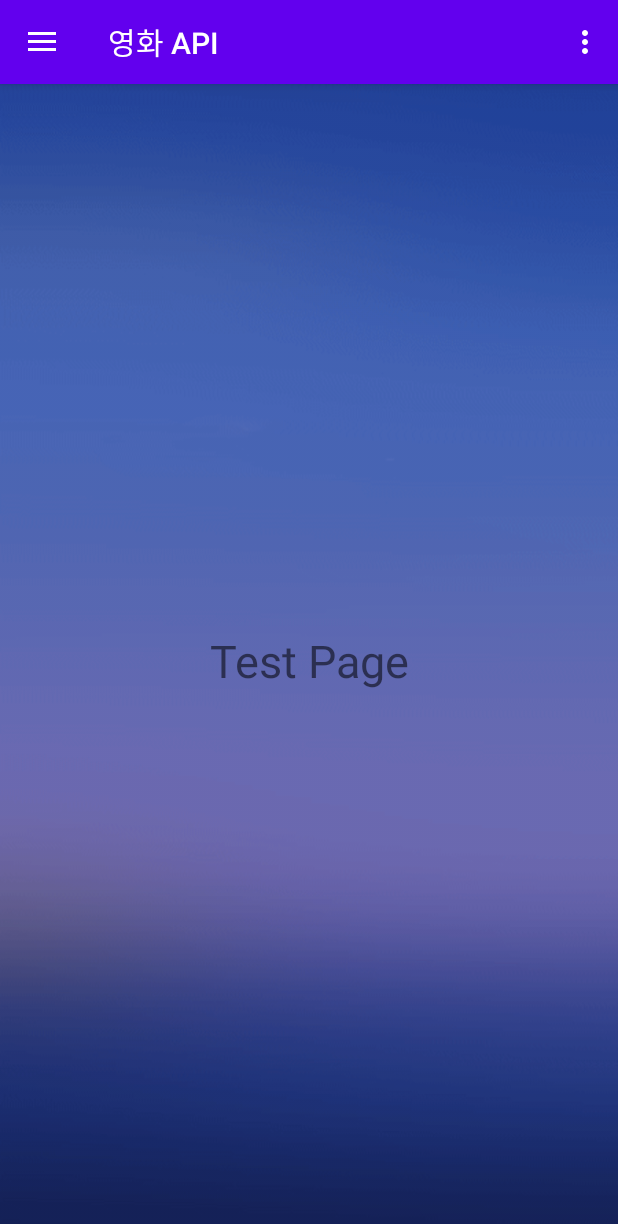
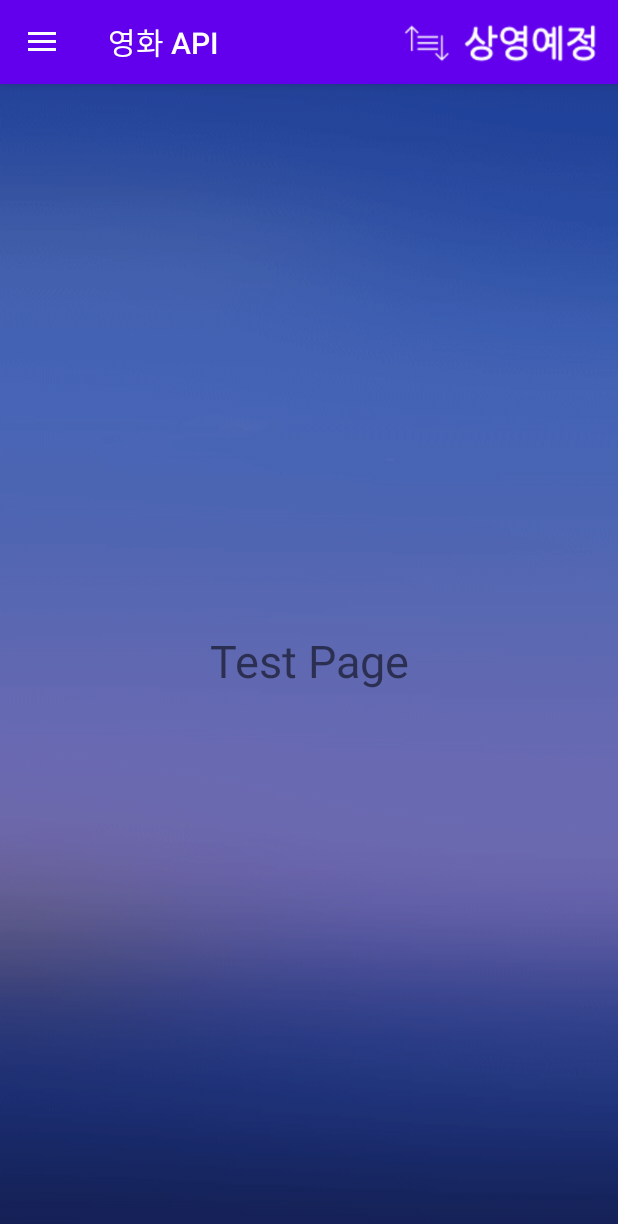
Before and after one commit to kim-hakjun/BstCourse_Android, an Android app: the fragment MovieDetailFragment placed in its activity, in the side drawer, after a tap on "영화 API", on a phone screen of 412 x 824 dp. Shown: the top 1224 px of the screen. Run offline under Robolectric (Android 15) with nearby library versions, the phone set to English and light mode, and no system bars; our stand-ins replace Volley; network calls fail; pictures from the network do not load; 19 statements that could not run were skipped.

Commit message:
Add part.H(Splash/Animation/Sort)

```diff
--- a/app/src/main/java/com/example/simpleapp/activity/MainActivity.java
+++ b/app/src/main/java/com/example/simpleapp/activity/MainActivity.java
@@ -11,13 +11,19 @@ import androidx.fragment.app.FragmentManager;
 import androidx.fragment.app.FragmentTransaction;
 import androidx.viewpager.widget.ViewPager;
 
+import android.app.usage.NetworkStats;
 import android.os.Bundle;
+import android.util.Log;
 import android.view.Menu;
 import android.view.MenuItem;
+import android.view.View;
+import android.view.animation.Animation;
+import android.view.animation.AnimationUtils;
 import android.widget.FrameLayout;
+import android.widget.ImageView;
+import android.widget.LinearLayout;
 import android.widget.Toast;
 
-import com.android.volley.Request;
 import com.android.volley.Request;
 import com.android.volley.Response;
 import com.android.volley.VolleyError;
@@ -28,8 +34,6 @@ import com.example.simpleapp.db.DBHelper;
 import com.example.simpleapp.fragment.HomeFragment;
 import com.example.simpleapp.fragment.MovieDetailFragment;
 import com.example.simpleapp.fragment.MovieListFragment;
-import com.example.simpleapp.fragment.MoviePreviewFragment;
-import com.example.simpleapp.adapter.MovieViewPagerAdapter;
 import com.example.simpleapp.R;
 import com.example.simpleapp.fragment.TempFragment;
 import com.example.simpleapp.model.MovieDetailsList;
@@ -40,9 +44,7 @@ import com.example.simpleapp.util.RequestHelper;
 import com.google.android.material.navigation.NavigationView;
 import com.google.gson.Gson;
 
-import java.util.ArrayList;
-
-public class MainActivity extends AppCompatActivity implements NavigationView.OnNavigationItemSelectedListener, FragmentCallback {
+public class MainActivity extends AppCompatActivity implements NavigationView.OnNavigationItemSelectedListener, FragmentCallback, View.OnClickListener {
 
     private DrawerLayout mDrawer;
     private NavigationView navigationView;
@@ -52,9 +54,16 @@ public class MainActivity extends AppCompatActivity implements NavigationView.On
     private FragmentManager mFragmentManager;
     private MovieDetailFragment mMovieDetailFragment;
 
-    private MovieViewPagerAdapter mMovieViewPagerAdapter;
-    private ArrayList<MoviePreviewFragment> mMoviePreviewFragmentList = new ArrayList<>();
+    private LinearLayout mSortLayout;
+    private ImageView mSortBase;
+    private ImageView mSortReservationView;
+    private ImageView mSortCurationView;
+    private ImageView mSortReleaseView;
 
+    Boolean isShown = false;
+
+    Animation translateUp;
+    Animation translateDown;
 
     MovieSummaryList movieSummaryList = new MovieSummaryList();
     MovieDetailsList movieDetailsList = new MovieDetailsList();
@@ -72,6 +81,34 @@ public class MainActivity extends AppCompatActivity implements NavigationView.On
         mMovieViewPager = findViewById(R.id.viewpager);
         mFragmentManager = getSupportFragmentManager();
 
+        mSortLayout = findViewById(R.id.sort_anim);
+        mSortBase = findViewById(R.id.sort_base);
+        mSortBase.setOnClickListener(this);
+        mSortReservationView = findViewById(R.id.sort_reservation);
+        mSortReservationView.setOnClickListener(this);
+        mSortCurationView = findViewById(R.id.sort_curation);
+        mSortCurationView.setOnClickListener(this);
+        mSortReleaseView = findViewById(R.id.sort_release);
+        mSortReleaseView.setOnClickListener(this);
+
+        translateUp = AnimationUtils.loadAnimation(getApplicationContext(), R.anim.translate_up);
+        translateUp.setAnimationListener(new Animation.AnimationListener() {
+            @Override
+            public void onAnimationStart(Animation animation) {
+            }
+
+            @Override
+            public void onAnimationEnd(Animation animation) {
+                isShown = false;
+                mSortLayout.setVisibility(View.INVISIBLE);
+            }
+
+            @Override
+            public void onAnimationRepeat(Animation animation) {
+            }
+        });
+        translateDown = AnimationUtils.loadAnimation(getApplicationContext(), R.anim.translate_down);
+
         setSupportActionBar(mToolbar);
 
         ActionBarDrawerToggle toggle = new ActionBarDrawerToggle(
@@ -79,7 +116,6 @@ public class MainActivity extends AppCompatActivity implements NavigationView.On
         mDrawer.addDrawerListener(toggle);
         toggle.syncState();
         navigationView.setNavigationItemSelectedListener(this);
-
 
         // 초기 화면
         FragmentTransaction transaction = mFragmentManager.beginTransaction().add(R.id.frameContainer, HomeFragment.newInstance());
@@ -89,17 +125,8 @@ public class MainActivity extends AppCompatActivity implements NavigationView.On
         // open DB
         DBHelper.openDB(getApplicationContext());
 
-        // 영화 목록 데이터 받기
-        if(NetworkHelper.getConnectivityStatus(getApplicationContext()) != NetworkHelper.TYPE_NOT_CONNECTED) {
-            if(RequestHelper.requestQueue == null) {
-                RequestHelper.requestQueue = Volley.newRequestQueue(getApplicationContext());
-            }
-            requestMovieList();
-        }else {
-            Toast.makeText(getApplicationContext(), "네트워크 연결 없음(DB에서 불러옴)", Toast.LENGTH_LONG).show();
-            // DB에서 불러오기
-            movieSummaryList.result = DBHelper.selectMovieSummaryInfos();
-        }
+        // 영화 목록 데이터 받기 및 view 초기화
+        getMovieList(1);
 
     }
 
@@ -110,12 +137,6 @@ public class MainActivity extends AppCompatActivity implements NavigationView.On
         }else {
             super.onBackPressed();
         }
-    }
-
-    @Override
-    public boolean onCreateOptionsMenu(Menu menu) {
-        getMenuInflater().inflate(R.menu.main, menu);
-        return true;
     }
 
     @Override
@@ -162,9 +183,68 @@ public class MainActivity extends AppCompatActivity implements NavigationView.On
         return true;
     }
 
-    public void requestMovieList() {
-        String url = "http://" + RequestHelper.host + ":" + Integer.toString(RequestHelper.port) + "/movie/readMovieList";
-        url += "?" + "type=1";
+    @Override
+    public void onClick(View v) {
+        int id = v.getId();
+
+        mSortLayout.bringToFront();
+
+        switch (id) {
+            case R.id.sort_base :
+                if(isShown) {
+                    mSortLayout.startAnimation(translateUp);
+                }else {
+                    mSortLayout.setVisibility(View.VISIBLE);
+                    mSortLayout.startAnimation(translateDown);
+                }
+                isShown = !isShown;
+                break;
+
+            case R.id.sort_reservation :
+                mSortBase.setImageResource(R.drawable.order11);
+                mSortLayout.startAnimation(translateUp);
+                getMovieList(1);
+                break;
+
+            case R.id.sort_curation :
+                mSortBase.setImageResource(R.drawable.order22);
+                mSortLayout.startAnimation(translateUp);
+                getMovieList(2);
+                break;
+
+            case R.id.sort_release :
+                mSortBase.setImageResource(R.drawable.order33);
+                mSortLayout.startAnimation(translateUp);
+                getMovieList(3);
+                break;
+        }
+    }
+
+    public void getMovieList(int param) {
+        if(NetworkHelper.getConnectivityStatus(getApplicationContext()) != NetworkHelper.TYPE_NOT_CONNECTED) {
+            if(RequestHelper.requestQueue == null) {
+                RequestHelper.requestQueue = Volley.newRequestQueue(getApplicationContext());
+            }
+            requestMovieList(param);
+        }else {
+            Toast.makeText(getApplicationContext(), "네트워크 연결 없음(DB에서 불러옴)", Toast.LENGTH_LONG).show();
+            // DB에서 불러오기
+            movieSummaryList.result = DBHelper.selectMovieSummaryInfos(param);
+
+            if(movieSummaryList.result.size() == 0) {
+                Toast.makeText(getApplicationContext(), "저장된 데이터 없음", Toast.LENGTH_LONG).show();
+            }else {
+                mToolbar.setTitle("영화 목록");
+                FragmentTransaction transaction = mFragmentManager.beginTransaction().replace(R.id.frameContainer, MovieListFragment.newInstance(movieSummaryList.result));
+                transaction.addToBackStack(null);   // for BackPressed
+                transaction.commit();
+            }
+        }
+    }
+
+    public void requestMovieList(int param) {
+        String url = "http://" + RequestHelper.host + ":" + Integer.toString(RequestHelper.port) + "/movie/readMovieList?";
+        url += "type=" + Integer.toString(param);
 
         StringRequest request = new StringRequest(
                 Request.Method.GET,
@@ -179,7 +259,6 @@ public class MainActivity extends AppCompatActivity implements NavigationView.On
                     @Override
                     public void onErrorResponse(VolleyError error) {
                         Toast.makeText(getApplicationContext(), "Error", Toast.LENGTH_LONG).show();
-
                     }
                 }
         );
@@ -198,6 +277,11 @@ public class MainActivity extends AppCompatActivity implements NavigationView.On
         if(info.code == 200) {
             movieSummaryList = gson.fromJson(response, MovieSummaryList.class);
             DBHelper.insertMovieSummary(movieSummaryList.result);
+
+            mToolbar.setTitle("영화 목록");
+            FragmentTransaction transaction = mFragmentManager.beginTransaction().replace(R.id.frameContainer, MovieListFragment.newInstance(movieSummaryList.result));
+            transaction.addToBackStack(null);   // for BackPressed
+            transaction.commit();
         }
     }
 
--- a/app/src/main/java/com/example/simpleapp/adapter/SceneAdapter.java
+++ b/app/src/main/java/com/example/simpleapp/adapter/SceneAdapter.java
@@ -1,7 +1,6 @@
 package com.example.simpleapp.adapter;
 
 import android.content.Context;
-import android.util.Log;
 import android.view.LayoutInflater;
 import android.view.View;
 import android.view.ViewGroup;
@@ -22,56 +21,17 @@ public class SceneAdapter extends RecyclerView.Adapter<SceneAdapter.ViewHolder>
     Context context;
     ArrayList<Scene> scenes = new ArrayList<Scene>();
 
-    OnItemClickListener listener;
+    public interface MyOnItemClickListener {
+        void OnItemClick(ViewHolder holder, View view, int position);
+    }
 
-    public interface OnItemClickListener {
-        public void OnItemClick(ViewHolder holder, View view, int position);
+    MyOnItemClickListener mListener;
+    public void setOnItemClickListener(MyOnItemClickListener listener) {
+        this.mListener = listener;
     }
 
     public SceneAdapter(Context context) {
         this.context = context;
-    }
-
-    public class ViewHolder extends RecyclerView.ViewHolder {
-        ImageView imageView;
-        ImageView videoView;
-        OnItemClickListener listener;
-
-        public ViewHolder(@NonNull View itemView) { // 뷰 홀더가 갖을 view
-            super(itemView);
-
-            imageView = (ImageView)itemView.findViewById(R.id.sceneImageView);
-            videoView = (ImageView)itemView.findViewById(R.id.sceneVideoView);
-
-            itemView.setOnClickListener(new View.OnClickListener() {
-                @Override
-                public void onClick(View v) {
-                    int position = getAdapterPosition();
-
-                    if(listener != null) {
-                        listener.OnItemClick(ViewHolder.this, v, position);
-                    }
-                }
-            });
-        }
-
-        public void setItem(Scene scene) {
-            Glide.with(context).load(scene.getImageUrl()).into(imageView);
-            if(scene.getIsImage()) {
-                videoView.setVisibility(View.GONE);
-            }else {
-                videoView.setVisibility(View.VISIBLE);
-            }
-        }
-
-        public void setOnItemClickListener(OnItemClickListener listener) {
-            this.listener = listener;
-        }
-
-    }
-
-    public void setOnItemClickListener(OnItemClickListener listener) {
-        this.listener = listener;
     }
 
     @NonNull
@@ -88,7 +48,6 @@ public class SceneAdapter extends RecyclerView.Adapter<SceneAdapter.ViewHolder>
         Scene item = scenes.get(position);
         holder.setItem(item);
 
-        holder.setOnItemClickListener(listener);
     }
 
     @Override
@@ -108,4 +67,38 @@ public class SceneAdapter extends RecyclerView.Adapter<SceneAdapter.ViewHolder>
         return scenes.get(position);
     }
 
+
+    public class ViewHolder extends RecyclerView.ViewHolder {
+        ImageView imageView;
+        ImageView videoView;
+
+        public ViewHolder(@NonNull View itemView) { // 뷰 홀더가 갖을 view
+            super(itemView);
+
+            imageView = (ImageView)itemView.findViewById(R.id.sceneImageView);
+            videoView = (ImageView)itemView.findViewById(R.id.sceneVideoView);
+
+            itemView.setOnClickListener(new View.OnClickListener() {
+                @Override
+                public void onClick(View v) {
+                    int position = getAdapterPosition();
+
+                    if(mListener != null) {
+                        mListener.OnItemClick(ViewHolder.this, v, position);
+                    }
+                }
+            });
+        }
+
+        public void setItem(Scene scene) {
+            Glide.with(context).load(scene.getImageUrl()).into(imageView);
+            if(scene.getIsImage()) {
+                videoView.setVisibility(View.GONE);
+            }else {
+                videoView.setVisibility(View.VISIBLE);
+            }
+        }
+
+    }
+
 }
--- a/app/src/main/java/com/example/simpleapp/fragment/MovieDetailFragment.java
+++ b/app/src/main/java/com/example/simpleapp/fragment/MovieDetailFragment.java
@@ -5,7 +5,6 @@ import android.content.Context;
 import android.content.Intent;
 import android.net.Uri;
 import android.os.Bundle;
-import android.util.Log;
 import android.view.LayoutInflater;
 import android.view.MotionEvent;
 import android.view.View;
@@ -246,7 +245,7 @@ public class MovieDetailFragment extends Fragment {
         }
 
         mRecyclerView.setAdapter(sceneAdapter);
-        sceneAdapter.setOnItemClickListener(new SceneAdapter.OnItemClickListener() {
+        sceneAdapter.setOnItemClickListener(new SceneAdapter.MyOnItemClickListener() {
             @Override
             public void OnItemClick(SceneAdapter.ViewHolder holder, View view, int position) {
                 Scene curScene = sceneAdapter.getItem(position);
--- a/app/src/main/res/drawable-v24/border_underline.xml
+++ b/app/src/main/res/drawable-v24/border_underline.xml
@@ -8,7 +8,7 @@
         android:top="-2dp">
         <shape android:shape="rectangle">
             <stroke
-                android:width="1dp"
+                android:width="2dp"
                 android:color="@android:color/black" />
         </shape>
     </item>
--- /dev/null
+++ b/app/src/main/res/drawable/splash_background.xml
@@ -0,0 +1,10 @@
+<?xml version="1.0" encoding="utf-8"?>
+<layer-list xmlns:android="http://schemas.android.com/apk/res/android">
+
+    <item android:drawable="@drawable/splash_base"/>
+
+    <item android:top="210dp">
+        <bitmap android:src="@drawable/splash_logo" android:gravity="top"/>
+    </item>
+
+</layer-list>
--- /dev/null
+++ b/app/src/main/res/drawable/splash_base.xml
@@ -0,0 +1,11 @@
+<?xml version="1.0" encoding="utf-8"?>
+<shape xmlns:android="http://schemas.android.com/apk/res/android">
+    <gradient
+        android:startColor="#FF3E50B4"
+        android:centerColor="#FF7288DB"
+        android:endColor="#FF7288DB"
+        android:angle="90"
+        android:centerY="0.5"/>
+
+    <corners android:radius="0dp"/>
+</shape>
--- a/app/src/main/res/layout/activity_main.xml
+++ b/app/src/main/res/layout/activity_main.xml
@@ -23,7 +23,18 @@
                 android:id="@+id/toolbar"
                 android:layout_width="match_parent"
                 android:layout_height="?attr/actionBarSize"
-                app:title="@string/app_name" />
+                app:popupTheme="@style/AppTheme.PopupOverlay"
+                app:title="@string/app_name" >
+
+                <ImageView
+                    android:id="@+id/sort_base"
+                    android:layout_width="150dp"
+                    android:layout_height="?attr/actionBarSize"
+                    android:layout_gravity="right"
+                    android:src="@drawable/order11" />
+
+
+            </androidx.appcompat.widget.Toolbar>
 
         </com.google.android.material.appbar.AppBarLayout>
 
@@ -34,15 +45,35 @@
             app:layout_behavior="@string/appbar_scrolling_view_behavior"
             >
 
-<!--            <androidx.viewpager.widget.ViewPager-->
-<!--                android:id="@+id/viewpager"-->
-<!--                android:layout_width="match_parent"-->
-<!--                android:layout_height="match_parent"-->
-<!--                android:clipToPadding="false"-->
-<!--                android:paddingStart="40dp"-->
-<!--                android:paddingEnd="40dp"-->
-<!--                />-->
+            <LinearLayout
+                android:id="@+id/sort_anim"
+                android:layout_width="150dp"
+                android:layout_height="wrap_content"
+                android:layout_gravity="right"
+                android:background="@android:color/holo_blue_dark"
+                android:orientation="vertical"
+                android:visibility="invisible"
+                >
 
+                <ImageView
+                    android:id="@+id/sort_reservation"
+                    android:layout_width="100dp"
+                    android:layout_height="50dp"
+                    android:layout_gravity="center"
+                    android:src="@drawable/order11" />
+                <ImageView
+                    android:id="@+id/sort_curation"
+                    android:layout_width="100dp"
+                    android:layout_height="50dp"
+                    android:layout_gravity="center"
+                    android:src="@drawable/order22" />
+                <ImageView
+                    android:id="@+id/sort_release"
+                    android:layout_width="100dp"
+                    android:layout_height="50dp"
+                    android:layout_gravity="center"
+                    android:src="@drawable/order33" />
+            </LinearLayout>
         </FrameLayout>
 
     </androidx.coordinatorlayout.widget.CoordinatorLayout>
--- a/app/src/main/res/values/styles.xml
+++ b/app/src/main/res/values/styles.xml
@@ -22,4 +22,8 @@
 
     <style name="AppTheme.PopupOverlay" parent="ThemeOverlay.AppCompat.Light" />
 
+    <style name="SplashTheme" parent="Theme.AppCompat.NoActionBar">
+        <item name="android:windowBackground"> @drawable/splash_background </item>
+    </style>
+
 </resources>
```
Also changed, not shown: app/src/main/AndroidManifest.xml (+19 -12 lines), app/src/main/java/com/example/simpleapp/activity/SplashActivity.java (added, +30 -0 lines), app/src/main/java/com/example/simpleapp/db/DBHelper.java (+10 -2 lines), app/src/main/res/anim/translate_down.xml (added, +7 -0 lines), app/src/main/res/anim/translate_up.xml (added, +7 -0 lines), app/src/main/res/layout/fragment_home.xml (+17 -2 lines), app/src/main/res/drawable-v24/order11.png (added), app/src/main/res/drawable-v24/order22.png (added), app/src/main/res/drawable-v24/order33.png (added), app/src/main/res/drawable-v24/order_small.png (added), app/src/main/res/drawable-v24/splash_logo.png (added).
